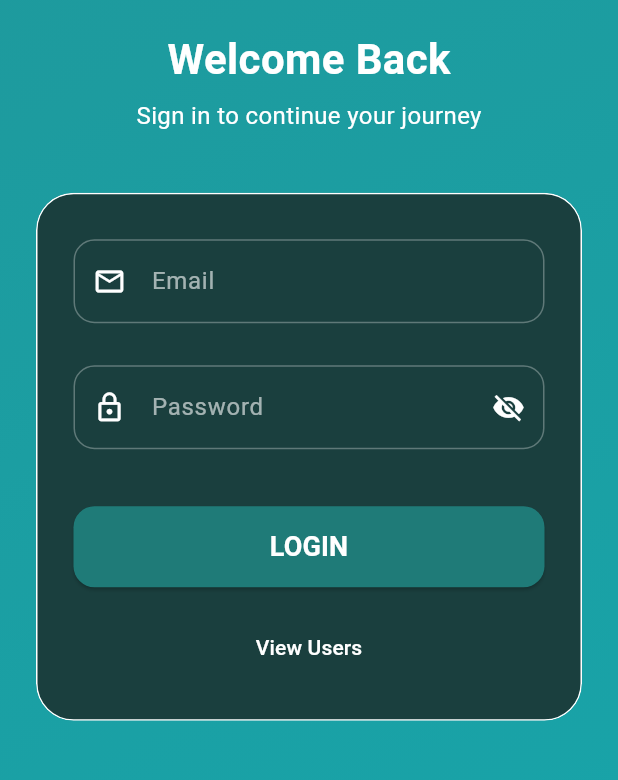
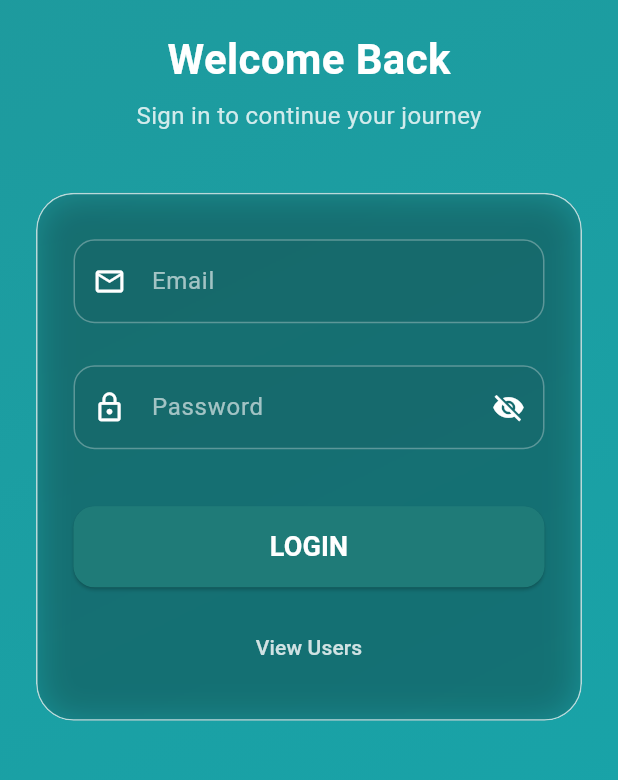
Before and after one commit to jeetparmar2810/Hipster-Flutter-Assignment, a Flutter app: the first screen one second after launch, on a phone screen of 412 x 824 dp, the part 303-1083 px from its top. Run offline on Flutter 3.47's test engine with Material 3 defaults, Android fonts, the phone set to English and light mode, and no system bars; our stand-ins replace dio, flutter_bloc, flutter_dotenv, hive_flutter, permission_handler; missing offline and left inert: agora_rtc_engine; accounts and stored records are empty; statements that could not run were skipped.

```diff
--- a/lib/screens/login_screen.dart
+++ b/lib/screens/login_screen.dart
@@ -131,7 +131,7 @@ class _LoginScreenState extends State<LoginScreen>
                     Text(
                       AppStrings.signInSubtitle,
                       style: TextStyle(
-                        color: AppColors.textPrimary..withValues(alpha: 0.8),
+                        color: AppColors.textPrimary.withValues(alpha: 0.8),
                         fontSize: 16,
                       ),
                     ),
@@ -144,10 +144,10 @@ class _LoginScreenState extends State<LoginScreen>
                           padding: const EdgeInsets.all(24),
                           width: 400,
                           decoration: BoxDecoration(
-                            color: AppColors.surfaceLight..withValues(alpha: 0.12),
+                            color: AppColors.surfaceLight.withValues(alpha: 0.12),
                             borderRadius: BorderRadius.circular(25),
                             border: Border.all(
-                              color: Colors.white..withValues(alpha: 0.7),
+                              color: Colors.white.withValues(alpha: 0.7),
                             ),
                             boxShadow: const [
                               BoxShadow(
@@ -221,7 +221,7 @@ class _LoginScreenState extends State<LoginScreen>
                                   child: Text(
                                     AppStrings.viewUsers,
                                     style: TextStyle(
-                                      color: AppColors.textPrimary..withValues(alpha: 0.8),
+                                      color: AppColors.textPrimary.withValues(alpha: 0.8),
                                       fontWeight: FontWeight.w500,
                                     ),
                                   ),
```
